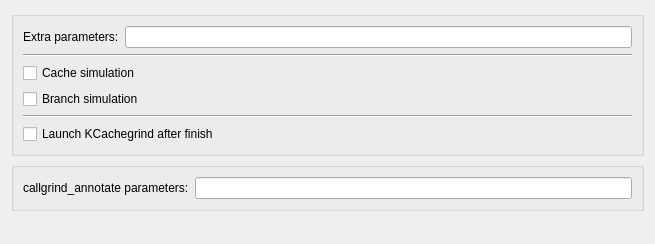
The window that tools/callgrind/configpage.ui (KDE/kdev-valgrind) describes before a commit, drawn with Qt 5.
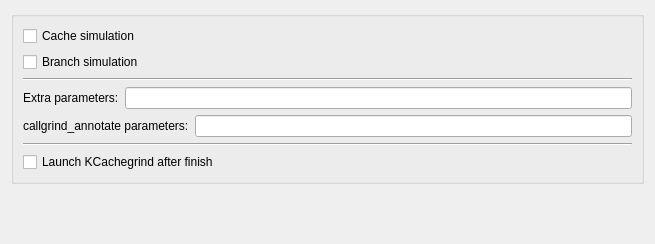
The same window after the commit.

Commit message: Small UI fixes for tools config pages

What changed in the file:
```diff
--- a/tools/callgrind/configpage.ui
+++ b/tools/callgrind/configpage.ui
@@ -11,7 +11,7 @@
    </rect>
   </property>
   <layout class="QGridLayout" name="gridLayout_2">
-   <item row="2" column="0">
+   <item row="1" column="0">
     <spacer name="verticalSpacer">
      <property name="orientation">
       <enum>Qt::Vertical</enum>
@@ -30,6 +30,33 @@
       <string/>
      </property>
      <layout class="QVBoxLayout" name="verticalLayout_2">
+      <item>
+       <widget class="QCheckBox" name="cacheSimulation">
+        <property name="text">
+         <string>Cache simulation</string>
+        </property>
+        <property name="checked">
+         <bool>false</bool>
+        </property>
+       </widget>
+      </item>
+      <item>
+       <widget class="QCheckBox" name="branchSimulation">
+        <property name="text">
+         <string>Branch simulation</string>
+        </property>
+        <property name="checked">
+         <bool>false</bool>
+        </property>
+       </widget>
+      </item>
+      <item>
+       <widget class="Line" name="line">
+        <property name="orientation">
+         <enum>Qt::Horizontal</enum>
+        </property>
+       </widget>
+      </item>
       <item>
        <layout class="QHBoxLayout" name="horizontalLayout">
         <item>
@@ -52,31 +79,22 @@
        </layout>
       </item>
       <item>
-       <widget class="Line" name="line">
-        <property name="orientation">
-         <enum>Qt::Horizontal</enum>
-        </property>
-       </widget>
-      </item>
-      <item>
-       <widget class="QCheckBox" name="cacheSimulation">
-        <property name="text">
-         <string>Cache simulation</string>
-        </property>
-        <property name="checked">
-         <bool>false</bool>
-        </property>
-       </widget>
-      </item>
-      <item>
-       <widget class="QCheckBox" name="branchSimulation">
-        <property name="text">
-         <string>Branch simulation</string>
-        </property>
-        <property name="checked">
-         <bool>false</bool>
-        </property>
-       </widget>
+       <layout class="QHBoxLayout" name="horizontalLayout_2">
+        <item>
+         <widget class="QLabel" name="label">
+          <property name="text">
+           <string>callgrind_annotate parameters:</string>
+          </property>
+         </widget>
+        </item>
+        <item>
+         <widget class="QLineEdit" name="callgrindAnnotateParameters">
+          <property name="clearButtonEnabled">
+           <bool>true</bool>
+          </property>
+         </widget>
+        </item>
+       </layout>
       </item>
       <item>
        <widget class="Line" name="line_2">
@@ -95,29 +113,6 @@
      </layout>
     </widget>
    </item>
-   <item row="1" column="0">
-    <widget class="QGroupBox" name="groupBox">
-     <property name="title">
-      <string/>
-     </property>
-     <layout class="QFormLayout" name="formLayout">
-      <item row="0" column="0">
-       <widget class="QLabel" name="label">
-        <property name="text">
-         <string>callgrind_annotate parameters:</string>
-        </property>
-       </widget>
-      </item>
-      <item row="0" column="1">
-       <widget class="QLineEdit" name="callgrindAnnotateParameters">
-        <property name="clearButtonEnabled">
-         <bool>true</bool>
-        </property>
-       </widget>
-      </item>
-     </layout>
-    </widget>
-   </item>
   </layout>
  </widget>
  <tabstops>
```
Left out of the diff: 4 changed lines with no effect on the pictures. The commit also changes 4 other files.
